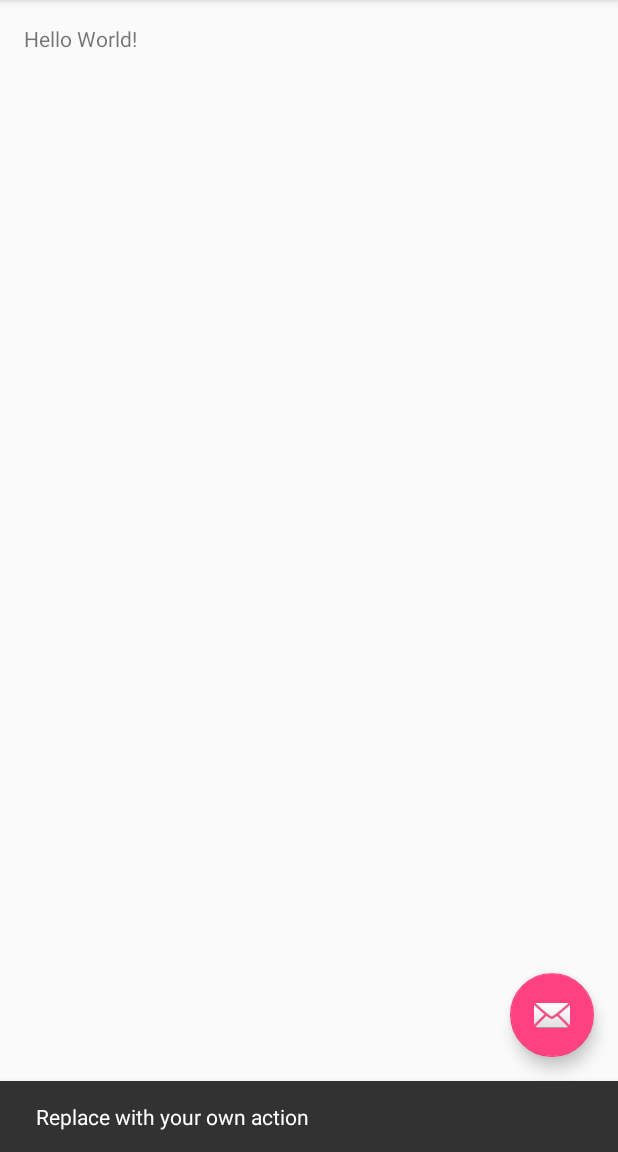
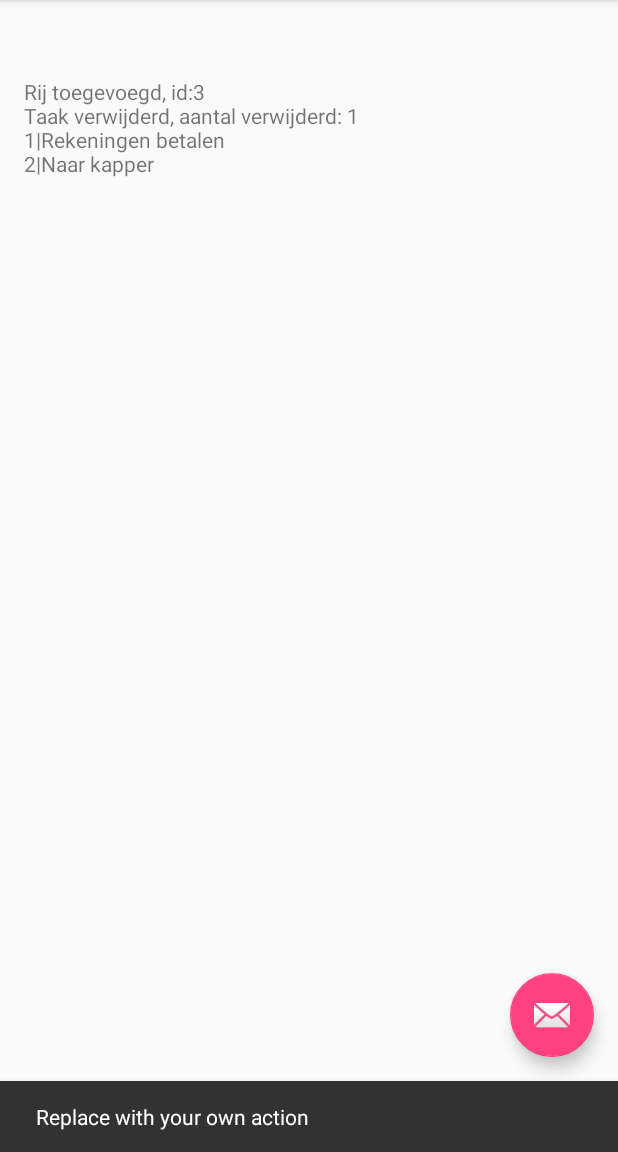
Before and after one commit to pieeet/todolist-1, an Android app: the screen it shows after launch (MainActivity), after a tap on an icon or button, on a phone screen of 412 x 824 dp, the part 84-1236 px from its top. Run offline under Robolectric (Android 15) with nearby library versions, the phone set to English and light mode, and no system bars.

Commit message:
finaliseren DB klasse en test in MainActivity

```diff
--- a/Takenlijst/app/src/main/AndroidManifest.xml
+++ b/Takenlijst/app/src/main/AndroidManifest.xml
@@ -17,6 +17,11 @@
                 <category android:name="android.intent.category.LAUNCHER" />
             </intent-filter>
         </activity>
+        <activity
+            android:name=".TestDBActivity"
+            android:label="@string/title_activity_test_db"
+            android:theme="@style/AppTheme.NoActionBar" >
+        </activity>
     </application>
 
 </manifest>
--- a/Takenlijst/app/src/main/java/com/rocdev/android/takenlijst/MainActivity.java
+++ b/Takenlijst/app/src/main/java/com/rocdev/android/takenlijst/MainActivity.java
@@ -8,8 +8,13 @@ import android.support.v7.widget.Toolbar;
 import android.view.View;
 import android.view.Menu;
 import android.view.MenuItem;
+import android.widget.TextView;
+
+import java.util.ArrayList;
 
 public class MainActivity extends AppCompatActivity {
+
+    StringBuilder sb = new StringBuilder();
 
     @Override
     protected void onCreate(Bundle savedInstanceState) {
@@ -26,6 +31,36 @@ public class MainActivity extends AppCompatActivity {
                         .setAction("Action", null).show();
             }
         });
+
+        //test taak toevoegen
+        TakenlijstDB db = new TakenlijstDB(this);
+        Taak taak = new Taak(1, "App testen", "", "0", "0");
+        long voegToeId = db.voegTaakToe(taak);
+        if (voegToeId > 0) {
+            sb.append("Rij toegevoegd, id:" + voegToeId + "\n");
+        }
+
+        // test taak wijzigen
+        taak.setNaam("Update test");
+        int wijzigCount = db.updateTaak(taak);
+        if (wijzigCount == 1) {
+            sb.append("Taak gewijzigd, aantal gewijzigd: " + wijzigCount + "\n");
+        }
+
+        // test taak deleten
+        int deleteCount = db.deleteTaak(voegToeId);
+        if (deleteCount == 1) {
+            sb.append("Taak verwijderd, aantal verwijderd: " + deleteCount + "\n");
+        }
+
+        //alle taken tonen
+        TextView tv1 = (TextView) findViewById(R.id.textView1);
+        ArrayList<Taak> taken = db.getTaken("Persoonlijk");
+        for (Taak t: taken) {
+            sb.append(t.getTaakId() + "|" + t.getNaam() + "\n");
+        }
+        tv1.setText(sb.toString());
+
     }
 
     @Override
--- a/Takenlijst/app/src/main/java/com/rocdev/android/takenlijst/TakenlijstDB.java
+++ b/Takenlijst/app/src/main/java/com/rocdev/android/takenlijst/TakenlijstDB.java
@@ -1,5 +1,6 @@
 package com.rocdev.android.takenlijst;
 
+import android.content.ContentValues;
 import android.content.Context;
 import android.database.Cursor;
 import android.database.sqlite.SQLiteDatabase;
@@ -53,14 +54,17 @@ public class TakenlijstDB {
             "CREATE TABLE " + LIJST_TABEL + " (" +
                     LIJST_ID + " INTEGER PRIMARY KEY AUTOINCREMENT, " +
                     LIJST_NAAM + " TEXT NOT NULL UNIQUE);";
+
     public static final String CREATE_TAAK_TABLE =
-            "CREATE TABLE " + TAAK_TABEL + "(" +
+            "CREATE TABLE " + TAAK_TABEL + " (" +
                     TAAK_ID + " INTEGER PRIMARY KEY AUTOINCREMENT, " +
                     TAAK_LIJST_ID + " INTEGER NOT NULL, " +
                     TAAK_NAAM + " TEXT NOT NULL, " +
                     TAAK_NOTITIE + " TEXT, " +
                     TAAK_AFGEROND + " TEXT, " +
                     TAAK_VERBORGEN + " TEXT);";
+
+
 
     public static final String DROP_LIJST_TABEL =
             "DROP TABLE IF EXISTS " + LIJST_TABEL;
@@ -156,6 +160,46 @@ public class TakenlijstDB {
         }
     }
 
+    public long voegTaakToe(Taak taak) {
+        ContentValues cv = new ContentValues();
+        cv.put(TAAK_LIJST_ID, taak.getLijstId());
+        cv.put(TAAK_NAAM, taak.getNaam());
+        cv.put(TAAK_NOTITIE, taak.getNotitie());
+        cv.put(TAAK_AFGEROND, taak.getAfgerond());
+        cv.put(TAAK_VERBORGEN, taak.getVerborgen());
+
+        this.openWritableDB();
+        long rijId = db.insert(TAAK_TABEL, null, cv);
+        this.closeDB();
+        return rijId;
+    }
+
+    public int updateTaak(Taak taak) {
+        ContentValues cv = new ContentValues();
+        cv.put(TAAK_LIJST_ID, taak.getLijstId());
+        cv.put(TAAK_NAAM, taak.getNaam());
+        cv.put(TAAK_NOTITIE, taak.getNotitie());
+        cv.put(TAAK_AFGEROND, taak.getAfgerond());
+        cv.put(TAAK_VERBORGEN, taak.getVerborgen());
+
+        String where = TAAK_ID + "= ?";
+        String[] whereArgs = { String.valueOf(taak.getTaakId()) };
+
+        this.openWritableDB();
+        int rijCount = db.update(TAAK_TABEL, cv, where, whereArgs);
+        db.close();
+        return rijCount;
+    }
+
+    public int deleteTaak(long id) {
+        String where = TAAK_ID + "= ?";
+        String[] whereArgs = { String.valueOf(id)};
+        this.openWritableDB();
+        int rijCount = db.delete(TAAK_TABEL, where, whereArgs);
+        db.close();
+        return rijCount;
+    }
+
 
 
     class DBHelper extends SQLiteOpenHelper {
@@ -171,13 +215,14 @@ public class TakenlijstDB {
             db.execSQL(CREATE_LIJST_TABLE);
             db.execSQL(CREATE_TAAK_TABLE);
             //paar default lijsten invoeren
-            db.execSQL("INSERT INTO lijst VALUES (1, Persoonlijk");
-            db.execSQL("INSERT INTO lijst VALUES (2, Zakelijk");
+            db.execSQL("INSERT INTO lijst VALUES (1, 'Persoonlijk')");
+            db.execSQL("INSERT INTO lijst VALUES (2, 'Zakelijk')");
             //paar default taken invoeren
-            db.execSQL("INSERT INT0 taak VALUES (1, 1, 'Rekeningen betalen'" +
-            "'huur\ntelefoon\ninternet', 0, 0)");
-            db.execSQL("INSERT INT0 taak VALUES (2, 1, 'Naar kapper'" +
-                    "'', 0, 0)");
+            db.execSQL("INSERT INTO taak VALUES (1, 1, 'Rekeningen betalen', " +
+            "'', '0', '0')");
+            db.execSQL("INSERT INTO taak VALUES (2, 1, 'Naar kapper', " +
+                    "'', '0', '0')");
+
 
         }
 
--- a/Takenlijst/app/src/main/res/layout/content_main.xml
+++ b/Takenlijst/app/src/main/res/layout/content_main.xml
@@ -9,6 +9,14 @@
     app:layout_behavior="@string/appbar_scrolling_view_behavior"
     tools:showIn="@layout/activity_main" tools:context=".MainActivity">
 
-    <TextView android:text="Hello World!" android:layout_width="wrap_content"
-        android:layout_height="wrap_content" />
+    <TextView
+        android:layout_width="wrap_content"
+        android:layout_height="wrap_content"
+        android:text="New Text"
+        android:id="@+id/textView1"
+        android:layout_alignParentLeft="true"
+        android:layout_alignParentStart="true"
+        android:layout_marginTop="35dp" />
+
+
 </RelativeLayout>
--- a/Takenlijst/app/src/main/res/values/strings.xml
+++ b/Takenlijst/app/src/main/res/values/strings.xml
@@ -1,4 +1,5 @@
 <resources>
     <string name="app_name">Taken lijst</string>
     <string name="action_settings">Settings</string>
+    <string name="title_activity_test_db">TestDBActivity</string>
 </resources>
```
